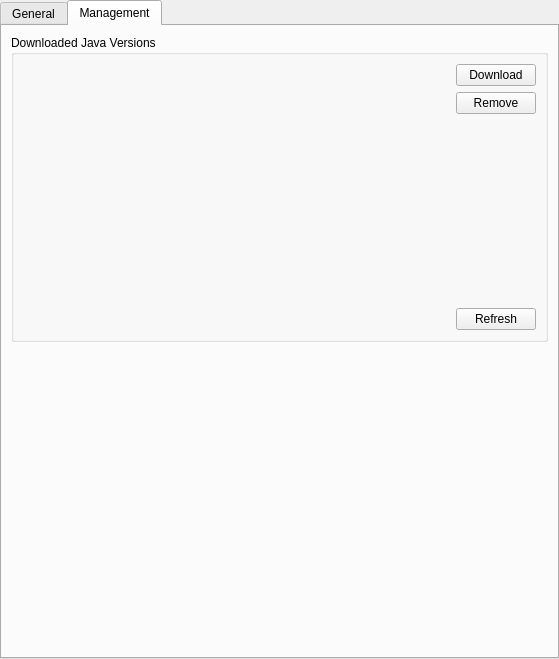
PrismLauncher/PrismLauncher, file launcher/ui/pages/global/JavaPage.ui: the form before one commit.
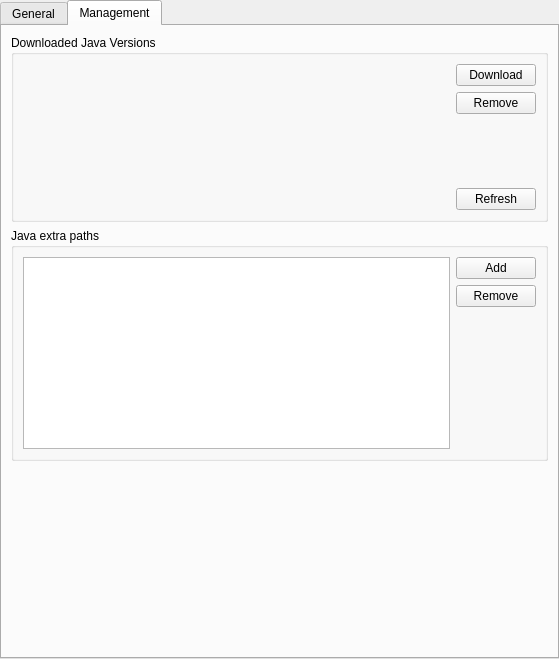
The form after the commit. The open tabs and pages were chosen to show the change. Custom widgets are drawn as their Qt base class.

Commit message:
Add Java extra search paths
This reverts commit 889f604.

The edit to the form file:
```diff
--- a/launcher/ui/pages/global/JavaPage.ui
+++ b/launcher/ui/pages/global/JavaPage.ui
@@ -384,6 +384,49 @@
          </layout>
         </widget>
        </item>
+       <item>
+        <widget class="QGroupBox" name="extraJavaPathsGroupBox">
+         <property name="title">
+          <string>Java extra paths</string>
+         </property>
+         <layout class="QHBoxLayout" name="horizontalLayout_3">
+          <item>
+           <widget class="QListView" name="extraJavaPathsList"/>
+          </item>
+          <item>
+           <layout class="QVBoxLayout" name="extraJavaPathsButtonsLayout">
+            <item>
+             <widget class="QPushButton" name="addExtraPathButton">
+              <property name="text">
+               <string>Add</string>
+              </property>
+             </widget>
+            </item>
+            <item>
+             <widget class="QPushButton" name="removeExtraPathButton">
+              <property name="text">
+               <string>Remove</string>
+              </property>
+             </widget>
+            </item>
+            <item>
+             <spacer name="extraPathSpacer">
+              <property name="orientation">
+               <enum>Qt::Vertical</enum>
+              </property>
+              <property name="sizeHint" stdset="0">
+               <size>
+                <width>20</width>
+                <height>40</height>
+               </size>
+              </property>
+             </spacer>
+            </item>
+           </layout>
+          </item>
+         </layout>
+        </widget>
+       </item>
        <item>
         <spacer name="managementSpacer">
          <property name="orientation">
```
Left out of the diff: 2 changed lines with no effect on the pictures. The commit also changes 7 other files.
